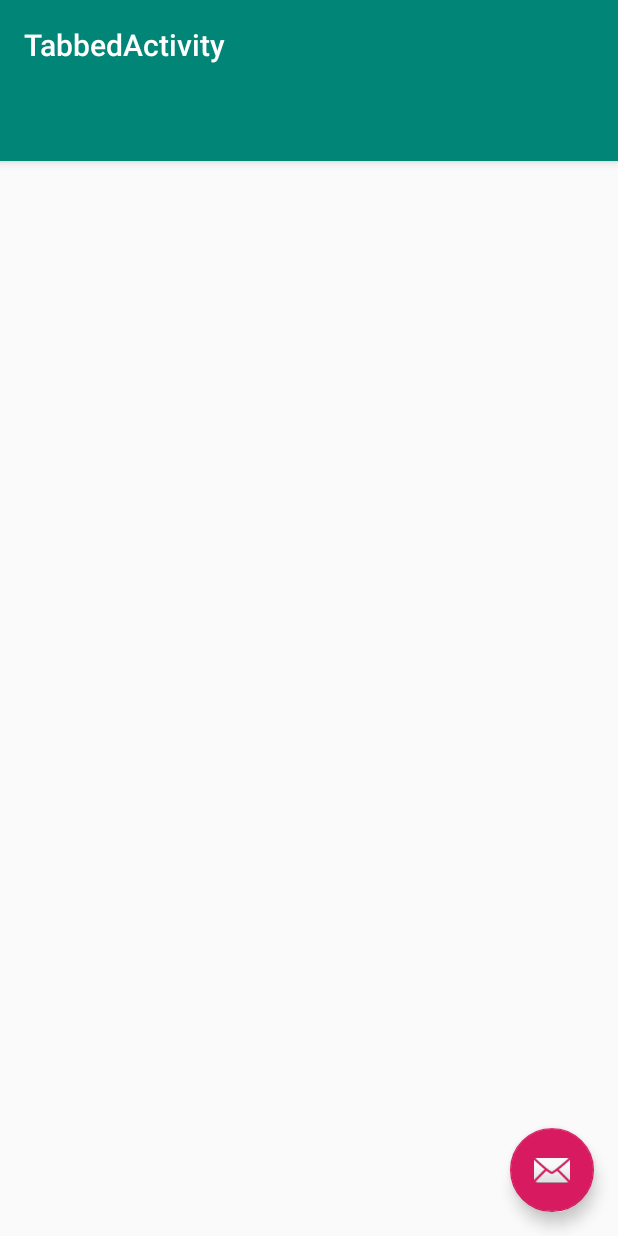
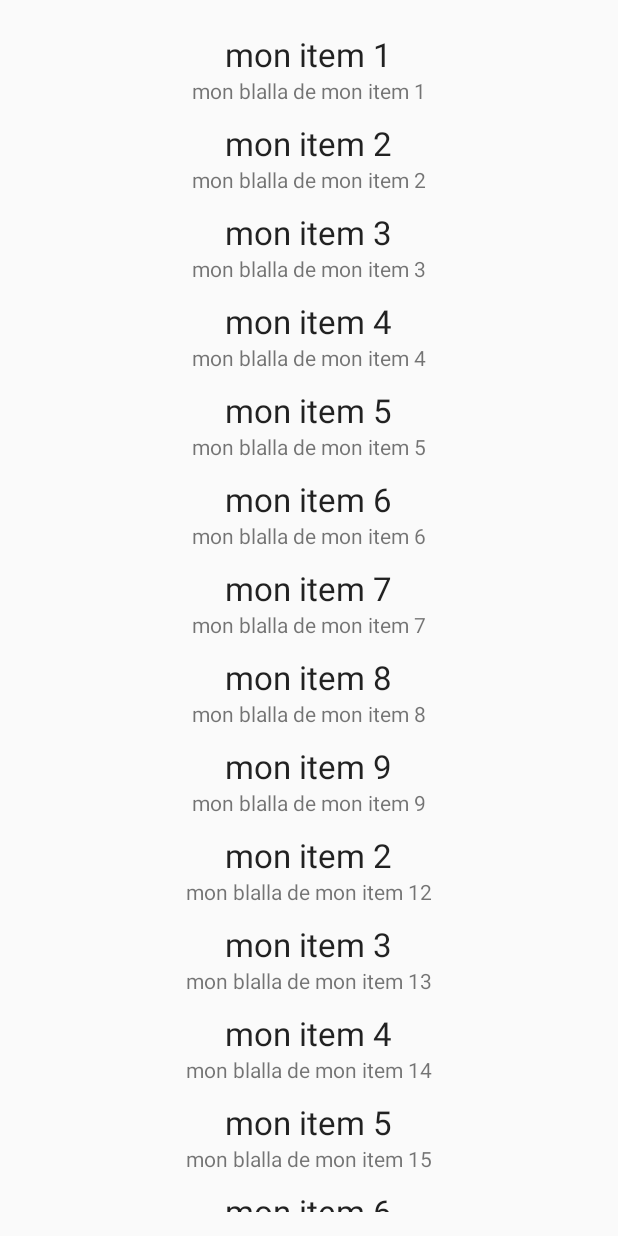
Before and after one commit to Taz91/P5_MyNewsTaz, an Android app: the screen it shows after launch (MainActivity), on a phone screen of 412 x 824 dp. Run offline under Robolectric (Android 15) with nearby library versions, the phone set to English and light mode, and no system bars.

Commit message:
mip simple RV fichiers

```diff
--- a/app/src/main/AndroidManifest.xml
+++ b/app/src/main/AndroidManifest.xml
@@ -1,7 +1,7 @@
 <?xml version="1.0" encoding="utf-8"?>
 <manifest xmlns:android="http://schemas.android.com/apk/res/android"
     package="com.agilya.syc.tabbedactivity">
-
+    <uses-permission android:name="android.permission.INTERNET" />
     <application
         android:allowBackup="true"
         android:icon="@mipmap/ic_launcher"
--- a/app/src/main/java/com/agilya/syc/tabbedactivity/MainActivity.java
+++ b/app/src/main/java/com/agilya/syc/tabbedactivity/MainActivity.java
@@ -2,39 +2,27 @@ package com.agilya.syc.tabbedactivity;
 
 import android.os.Bundle;
 
-import com.google.android.material.floatingactionbutton.FloatingActionButton;
-import com.google.android.material.snackbar.Snackbar;
-import com.google.android.material.tabs.TabLayout;
-
-import androidx.viewpager.widget.ViewPager;
+import androidx.recyclerview.widget.LinearLayoutManager;
+import androidx.recyclerview.widget.RecyclerView;
 import androidx.appcompat.app.AppCompatActivity;
 
-import android.view.Menu;
-import android.view.MenuItem;
-import android.view.View;
-
-import com.agilya.syc.tabbedactivity.ui.main.SectionsPagerAdapter;
-
 public class MainActivity extends AppCompatActivity {
-
     @Override
     protected void onCreate(Bundle savedInstanceState) {
         super.onCreate(savedInstanceState);
         setContentView(R.layout.activity_main);
 
-        SectionsPagerAdapter sectionsPagerAdapter = new SectionsPagerAdapter(this, getSupportFragmentManager());
-        ViewPager viewPager = findViewById(R.id.view_pager);
-        viewPager.setAdapter(sectionsPagerAdapter);
-        TabLayout tabs = findViewById(R.id.tabs);
-        tabs.setupWithViewPager(viewPager);
-        FloatingActionButton fab = findViewById(R.id.fab);
+        //setTitle("Mon Titre");
+        // ======================================================================================================================= Mip RV
+        final RecyclerView rv = findViewById(R.id.list);
+        rv.setLayoutManager(new LinearLayoutManager(this));
+        rv.setAdapter(new MyAdapter());
 
-        fab.setOnClickListener(new View.OnClickListener() {
-            @Override
-            public void onClick(View view) {
-                Snackbar.make(view, "Replace with your own action", Snackbar.LENGTH_LONG)
-                        .setAction("Action", null).show();
-            }
-        });
+        // =======================================================================================================================
+
+        //String myTestURL = "https://api.nytimes.com/svc/topstories/v2/books.json?api-key=J0iJw0a8fdshubHztJsOJxEEg6hPstOG";
+        String myTestURL = "https://api.github.com/users/JakeWharton/following";
+
+
     }
 }
--- a/app/src/main/java/com/agilya/syc/tabbedactivity/MyAdapter.java
+++ b/app/src/main/java/com/agilya/syc/tabbedactivity/MyAdapter.java
@@ -1,4 +1,73 @@
 package com.agilya.syc.tabbedactivity;
 
-class MyAdapter {
+import android.util.Pair;
+import android.view.LayoutInflater;
+import android.view.View;
+import android.view.ViewGroup;
+import android.widget.TextView;
+
+import java.util.Arrays;
+import java.util.List;
+
+import androidx.recyclerview.widget.RecyclerView;
+
+public class MyAdapter extends RecyclerView.Adapter<MyAdapter.MyViewHolder>{
+
+    //TODO : ici mettre en place la récupération des datas du flux numéro 1 :
+
+    private final List<Pair<String, String>> myData = Arrays.asList(
+            Pair.create("mon item 1","mon blalla de mon item 1"),
+            Pair.create("mon item 2","mon blalla de mon item 2"),
+            Pair.create("mon item 3","mon blalla de mon item 3"),
+            Pair.create("mon item 4","mon blalla de mon item 4"),
+            Pair.create("mon item 5","mon blalla de mon item 5"),
+            Pair.create("mon item 6","mon blalla de mon item 6"),
+            Pair.create("mon item 7","mon blalla de mon item 7"),
+            Pair.create("mon item 8","mon blalla de mon item 8"),
+            Pair.create("mon item 9","mon blalla de mon item 9"),
+            Pair.create("mon item 2","mon blalla de mon item 12"),
+            Pair.create("mon item 3","mon blalla de mon item 13"),
+            Pair.create("mon item 4","mon blalla de mon item 14"),
+            Pair.create("mon item 5","mon blalla de mon item 15"),
+            Pair.create("mon item 6","mon blalla de mon item 16"),
+            Pair.create("mon item 7","mon blalla de mon item 17"),
+            Pair.create("mon item 8","mon blalla de mon item 18"),
+            Pair.create("mon item 9","mon blalla de mon item 19")
+    );
+
+    @Override
+    public int getItemCount() {
+        return myData.size();
+    }
+
+    @Override
+    public MyViewHolder onCreateViewHolder(ViewGroup parent, int viewType ) {
+        LayoutInflater inflater = LayoutInflater.from(parent.getContext());
+        View viewCell = inflater.inflate(R.layout.list_item, parent, false);
+        return new MyViewHolder(viewCell);
+    }
+
+    @Override
+    public void onBindViewHolder(MyViewHolder holder, int position){
+        Pair<String, String> currentData = myData.get(position);
+        holder.display( currentData );
+    }
+
+    public class MyViewHolder extends RecyclerView.ViewHolder {
+        private final TextView monParam1 ;
+        private final TextView monParam2 ;
+        private Pair<String,String> curData;
+
+        public MyViewHolder(final View itemView){
+            super(itemView);
+            monParam1 = ((TextView) itemView.findViewById(R.id.param1));
+            monParam2 = ((TextView) itemView.findViewById(R.id.param2));
+        }
+
+        public void display( Pair<String, String> p_pair ){
+            curData = p_pair;
+            monParam1.setText(p_pair.first);
+            monParam2.setText(p_pair.second);
+        }
+    }
 }
--- a/app/src/main/res/layout/activity_main.xml
+++ b/app/src/main/res/layout/activity_main.xml
@@ -1,44 +1,21 @@
 <?xml version="1.0" encoding="utf-8"?>
 <androidx.coordinatorlayout.widget.CoordinatorLayout xmlns:android="http://schemas.android.com/apk/res/android"
-    xmlns:app="http://schemas.android.com/apk/res-auto"
     xmlns:tools="http://schemas.android.com/tools"
     android:layout_width="match_parent"
     android:layout_height="match_parent"
-    tools:context=".MainActivity">
+    android:paddingBottom="16dp"
+    android:paddingLeft="16dp"
+    android:paddingRight="16dp"
+    android:paddingTop="16dp"
+    tools:context=".MainActivity"
+    >
 
-    <androidx.viewpager.widget.ViewPager
-        android:id="@+id/view_pager"
-        android:layout_width="match_parent"
-        android:layout_height="match_parent"
-        app:layout_behavior="@string/appbar_scrolling_view_behavior" />
-
-    <com.google.android.material.appbar.AppBarLayout
+    <androidx.recyclerview.widget.RecyclerView
         android:layout_width="match_parent"
         android:layout_height="wrap_content"
-        android:theme="@style/AppTheme.AppBarOverlay">
+        android:id="@+id/list"
+        android:layout_centerVertical="true"
+        android:layout_centerHorizontal="true"
+    />
 
-        <TextView
-            android:id="@+id/title"
-            android:layout_width="wrap_content"
-            android:layout_height="wrap_content"
-            android:gravity="center"
-            android:minHeight="?actionBarSize"
-            android:padding="@dimen/appbar_padding"
-            android:text="@string/app_name"
-            android:textAppearance="@style/TextAppearance.Widget.AppCompat.Toolbar.Title" />
-
-        <com.google.android.material.tabs.TabLayout
-            android:id="@+id/tabs"
-            android:layout_width="match_parent"
-            android:layout_height="wrap_content"
-            android:background="?attr/colorPrimary" />
-    </com.google.android.material.appbar.AppBarLayout>
-
-    <com.google.android.material.floatingactionbutton.FloatingActionButton
-        android:id="@+id/fab"
-        android:layout_width="wrap_content"
-        android:layout_height="wrap_content"
-        android:layout_gravity="bottom|end"
-        android:layout_margin="@dimen/fab_margin"
-        app:srcCompat="@android:drawable/ic_dialog_email" />
 </androidx.coordinatorlayout.widget.CoordinatorLayout>
--- a/app/src/main/res/layout/list_item.xml
+++ b/app/src/main/res/layout/list_item.xml
@@ -1,6 +1,30 @@
 <?xml version="1.0" encoding="utf-8"?>
 <LinearLayout xmlns:android="http://schemas.android.com/apk/res/android"
-    android:orientation="vertical" android:layout_width="match_parent"
-    android:layout_height="match_parent">
+    xmlns:tools="http://schemas.android.com/tools"
+    android:orientation="vertical"
+    android:layout_width="match_parent"
+    android:layout_height="wrap_content"
+    android:layout_margin="5dp">
+
+    <TextView
+        android:id="@+id/param1"
+        android:layout_width="wrap_content"
+        android:layout_height="wrap_content"
+        android:layout_gravity="center_horizontal"
+        android:textAppearance="?android:attr/textAppearanceLarge"
+        tools:text="mon              -----                  param 2"
+        android:ellipsize="end"
+    />
+
+    <TextView
+        android:id="@+id/param2"
+        android:layout_width="wrap_content"
+        android:layout_height="wrap_content"
+        android:layout_gravity="center_horizontal"
+        android:lines="1"
+
+        android:textAppearance="?android:attr/textAppearanceSmall"
+        tools:text="mon                          param 2"
+        />
 
 </LinearLayout>
```
